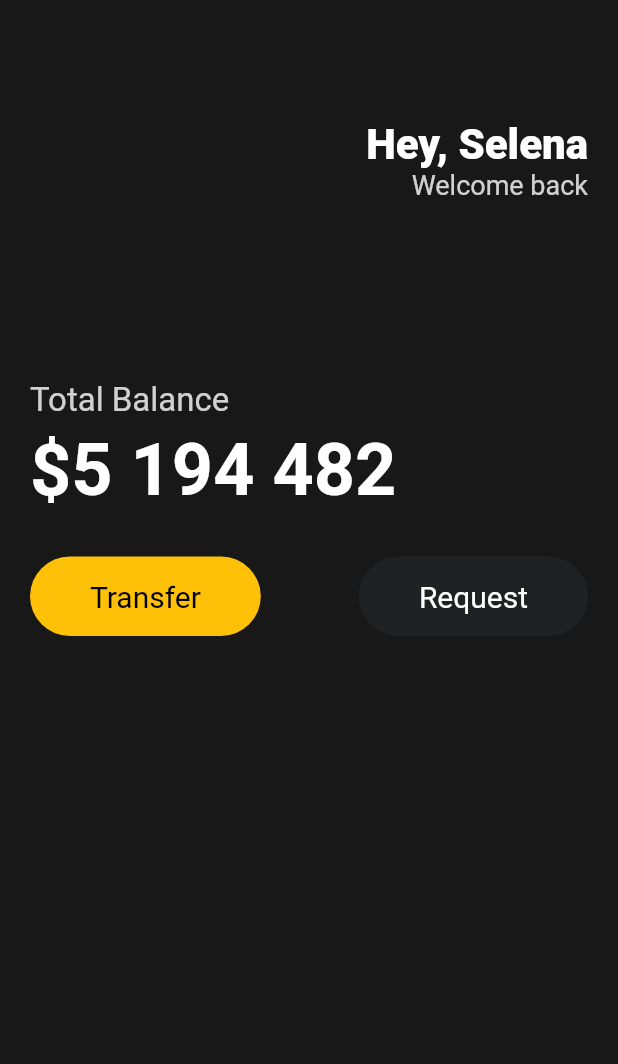
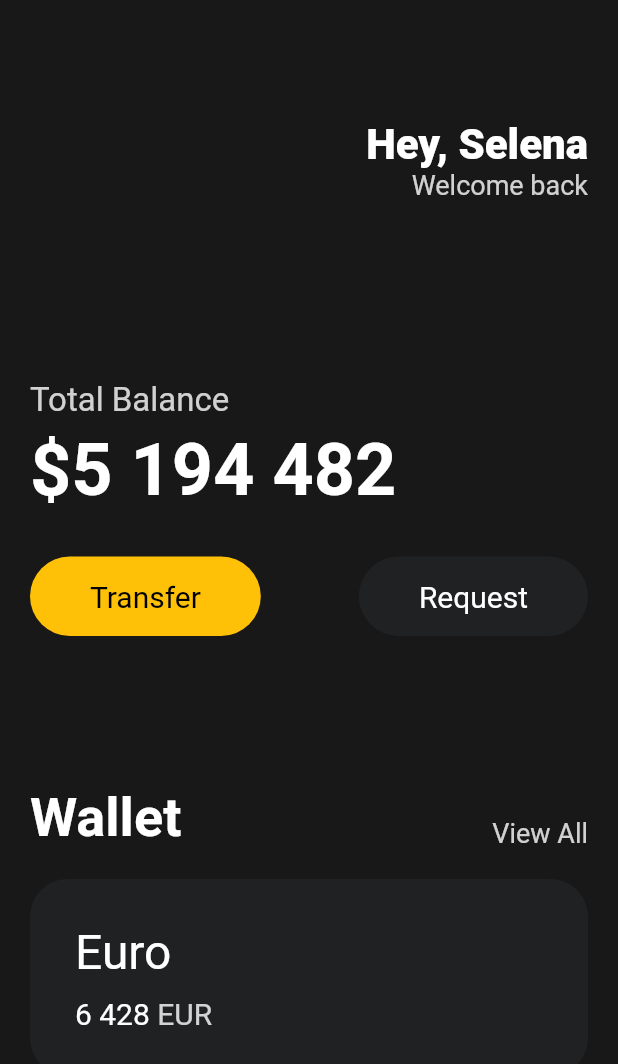
Before and after one commit to leehwarang/fluttering-flutter, a Flutter app: the screen it shows after launch, on a phone screen of 412 x 824 dp. Shown: the top 1064 px of the screen. Run offline on Flutter 3.47's test engine with Material 2 defaults, Android fonts, the phone set to English and light mode, and no system bars.

Commit message:
feat: Cards

```diff
--- a/lib/main.dart
+++ b/lib/main.dart
@@ -37,8 +37,7 @@
                       Text(
                         'Welcome back',
                         style: TextStyle(
-                              color: Colors.white.withOpacity(0.8),
-                              fontSize: 18),
+                            color: Colors.white.withOpacity(0.8), fontSize: 18),
                       )
                     ],
                   )
@@ -50,7 +49,9 @@
               Text(
                 'Total Balance',
                 style: TextStyle(
-                      color: Colors.white.withOpacity(0.8), fontSize: 22),
+                  color: Colors.white.withOpacity(0.8),
+                  fontSize: 22,
+                ),
               ),
               const SizedBox(
                 height: 5,
@@ -79,10 +80,88 @@
                     textColor: Colors.white,
                   ),
                 ],
+              ),
+              const SizedBox(
+                height: 100,
+              ),
+              Row(
+                mainAxisAlignment: MainAxisAlignment.spaceBetween,
+                crossAxisAlignment: CrossAxisAlignment.end,
+                children: [
+                  const Text(
+                    "Wallet",
+                    style: TextStyle(
+                        color: Colors.white,
+                        fontSize: 36,
+                        fontWeight: FontWeight.w600),
+                  ),
+                  Text("View All",
+                      style: TextStyle(
+                        color: Colors.white.withOpacity(0.8),
+                        fontSize: 18,
+                      )),
+                ],
+              ),
+              const SizedBox(
+                height: 20,
+              ),
+              Container(
+                decoration: BoxDecoration(
+                  color: const Color(0xFF1F2123),
+                  borderRadius: BorderRadius.circular(
+                    25,
+                  ),
+                ),
+                child: Padding(
+                  padding: const EdgeInsets.all(
+                    30,
+                  ),
+                  child: Row(
+                    children: [
+                      Column(
+                        crossAxisAlignment: CrossAxisAlignment.start,
+                        children: [
+                          const Text(
+                            "Euro",
+                            style: TextStyle(
+                              color: Colors.white,
+                              fontSize: 32,
+                            ),
+                          ),
+                          const SizedBox(
+                            height: 10,
+                          ),
+                          Row(
+                            children: [
+                              const Text(
+                                "6 428",
+                                style: TextStyle(
+                                  color: Colors.white,
+                                  fontSize: 20,
+                                ),
+                              ),
+                              const SizedBox(
+                                width: 5,
+                              ),
+                              Text(
+                                "EUR",
+                                style: TextStyle(
+                                  color: Colors.white.withOpacity(0.8),
+                                  fontSize: 20,
+                                ),
+                              ),
+                            ],
+                          ),
+                        ],
                       )
                     ],
                   ),
-          )),
+                ),
+              )
+            ],
+          ),
+        ),
+      ),
     );
   }
 }
```
Lines whose indentation alone changed are shown as unchanged.
